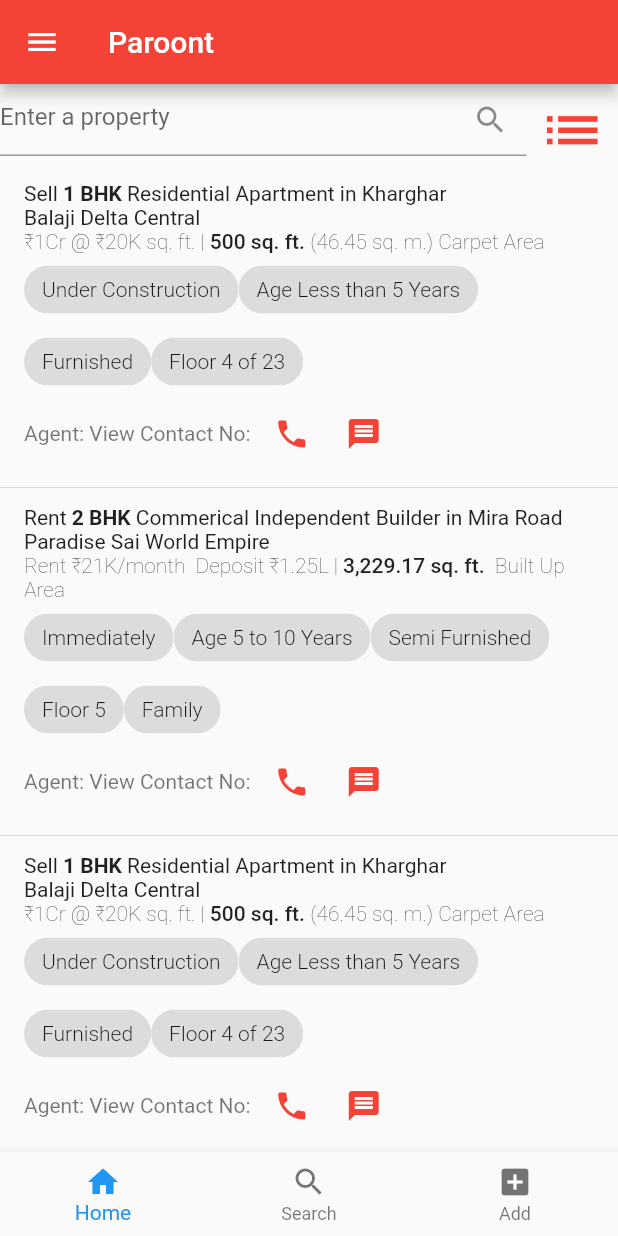
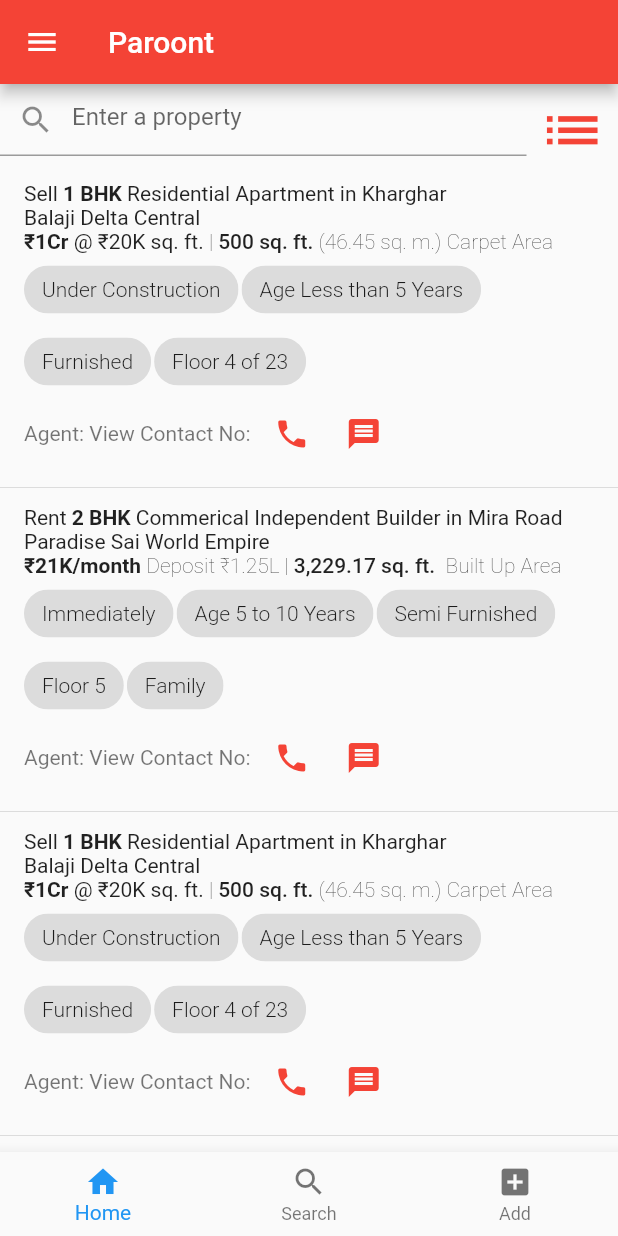
Before and after one commit to paroont/paroont-realty-mobile, a Flutter app: the screen it shows after launch, on a phone screen of 412 x 824 dp. Run offline on Flutter 3.47's test engine with Material 2 defaults, Android fonts, the phone set to English and light mode, and no system bars; generated files the repository leaves out were written again.

Commit message:
property area in sq feet and mt

```diff
--- a/lib/screen/property/search.dart
+++ b/lib/screen/property/search.dart
@@ -22,8 +22,9 @@ class _PropertySearchFormState extends State<PropertySearchForm> {
           Expanded(
             child: TextFormField(
               decoration: InputDecoration(
-                  hintText: 'Enter a property', suffixIcon: Icon(Icons.search)),
-              autocorrect: true,
+                  hintText: 'Enter a property', prefixIcon: Icon(Icons.search)),
+              readOnly: true,
+              //onTap: ,
             ),
           ),
           IconButton(
@@ -127,41 +128,53 @@ class _PropertySearchResultScreenState
         children: [
           RichText(
             text: TextSpan(
-              text:
-                  '${notNullStr(Rdm().propertyTransactionTypeValue(p.transactionTypeId))} ',
               style: DefaultTextStyle.of(context).style,
               children: <TextSpan>[
+                TextSpan(
+                  text:
+                      '${notNullStr(Rdm().propertyTransactionTypeValue(p.transactionTypeId))} ',
+                ),
                 TextSpan(
                     text:
                         '${notNullStr(Rdm().propertyConfigTypeValue(p.configurationId))} ',
                     style: TextStyle(fontWeight: FontWeight.bold)),
                 TextSpan(
                     text:
-                        '${notNullStr(Rdm().propertyTypeGroupsValue(p.propertyTypeId))} '
-                        '${notNullStr(Rdm().propertyTypeValue(p.propertyTypeGroupId))} '
-                        'in ${notNullStr(p.cityName)} '),
+                        '${notNullStr(Rdm().propertyTypeGroupsValue(p.propertyTypeId))} '),
+                TextSpan(
+                    text:
+                        '${notNullStr(Rdm().propertyTypeValue(p.propertyTypeGroupId))} '),
+                TextSpan(text: 'in ${notNullStr(p.cityName)} '),
               ],
             ),
           ),
           RichText(
-            text: TextSpan(
-                text: '',
-                style: DefaultTextStyle.of(context).style,
-                children: [
-                  TextSpan(
-                      text: '${buildingTitle(p)}',
-                      style: TextStyle(fontWeight: FontWeight.w400)),
-                ]),
+            text:
+                TextSpan(style: DefaultTextStyle.of(context).style, children: [
+              TextSpan(
+                  text: '${buildingTitle(p)}',
+                  style: TextStyle(fontWeight: FontWeight.w400)),
+            ]),
           ),
-          // Text('${buildingTitle(p)}'),
           RichText(
             text: TextSpan(
-              text: '',
               style: DefaultTextStyle.of(context).style,
               children: <TextSpan>[
                 TextSpan(
-                    text: '${propertyPrice(p)} | ',
+                  text: '${propertyBuyAmount(p)}',
+                  style: TextStyle(fontWeight: FontWeight.bold),
+                ),
+                TextSpan(
+                  text: '${propertyBuyUnitAmount(p)}',
+                ),
+                TextSpan(
+                    text: '${propertyRentAmount(p)}',
+                    style: TextStyle(fontWeight: FontWeight.bold)),
+                TextSpan(
+                    text: '${propertyRentDepositAmount(p)}',
                     style: TextStyle(fontWeight: FontWeight.w200)),
+                TextSpan(
+                    text: '| ', style: TextStyle(fontWeight: FontWeight.w200)),
                 TextSpan(
                   text: '${propertyArea(p, 1)} ',
                   style: TextStyle(fontWeight: FontWeight.w500),
@@ -179,6 +192,7 @@ class _PropertySearchResultScreenState
           ),
           Wrap(
             children: _buildOutlines(context, p),
+            spacing: 2,
           ),
         ],
       ),
@@ -234,6 +248,9 @@ class _PropertySearchResultScreenState
   }
 }
 
+// oLD Code
+
+
 class PropertySearchDetailScreen extends StatelessWidget {
   final PropertyDetail propertyDetail;
 
--- a/lib/util/property_util.dart
+++ b/lib/util/property_util.dart
@@ -36,18 +36,18 @@ String propertyArea(PropertyDetail p, int type) {
   }
 
   if (area > 0 && unitId > 0) {
-    if (type == 1) // Sq Ft.
-    {
+    if (type == 1) {
+      /*Sq Ft. */
       areaStr =
           '${areaFormat.format(toSqFt(area, unitId))} ${Rdm().propertyAreaUnitTypeValue(ARD_PROPERTY_AREA_UNIT_KEY_SQ_FT)}';
-    } else if (type == 2) // Sq Mt.
-    {
+    } else if (type == 2) {
+      // Sq Mt.
       if (p.transactionTypeId == ARD_PROPERTY_TRANSACTION_TYPE_KEY_SELL) {
         areaStr =
             '(${areaFormat.format(toSqMt(area, unitId))} ${Rdm().propertyAreaUnitTypeValue(ARD_PROPERTY_AREA_UNIT_KEY_SQ_MT)})';
       }
-    } else if (type == 3) // Type.
-    {
+    } else if (type == 3) {
+      // Type.
       areaStr = '${Rdm().propertyAreaTypeValue(areaTypeId)}';
     }
   }
@@ -56,18 +56,32 @@ String propertyArea(PropertyDetail p, int type) {
   return areaStr;
 }
 
-String propertyPrice(PropertyDetail p) {
-  String priceStr = '';
+NumberFormat propertyPriceFormat() {
   NumberFormat priceFormat = NumberFormat.compactCurrency(
       locale: 'en_IN', symbol: '\u20B9', decimalDigits: 2);
   priceFormat.minimumFractionDigits = 0;
+  return priceFormat;
+}
+
+String propertyBuyAmount(PropertyDetail p) {
+  String priceStr = '';
+  if (p.transactionTypeId == ARD_PROPERTY_TRANSACTION_TYPE_KEY_SELL) {
+    double price = p.expectedAmount;
+    if (price > 0) {
+      priceStr = '${propertyPriceFormat().format(price)}';
+    }
+  }
+  return priceStr;
+}
+
+String propertyBuyUnitAmount(PropertyDetail p) {
+  String priceStr = '';
 
   if (p.transactionTypeId == ARD_PROPERTY_TRANSACTION_TYPE_KEY_SELL) {
     double price = p.expectedAmount;
     double area = 0;
     int unitId = 0;
     if (price > 0) {
-      priceStr = '${priceFormat.format(price)}';
       if (p.carpetArea > 0) {
         area = p.carpetArea;
         unitId = p.carpetAreaUnitId;
@@ -80,33 +94,34 @@ String propertyPrice(PropertyDetail p) {
       }
       if (area > 0 && unitId > 0) {
         priceStr =
-            '$priceStr @ ${priceFormat.format(price / area)} ${Rdm().propertyAreaUnitTypeValue(unitId)}';
+            ' @ ${propertyPriceFormat().format(price / area)} ${Rdm().propertyAreaUnitTypeValue(unitId)} ';
       }
     }
-  } else {
-    double rent = p.expectedRentAmount;
-    double deposit = p.expectedDepositAmount;
-    if (rent > 0) {
-      priceStr = 'Rent ${priceFormat.format(rent)}/month ';
-    }
-    if (deposit > 0) {
-      priceStr = '$priceStr Deposit ${priceFormat.format(deposit)}';
-    }
   }
-//Rs. 2.1 Cr @ Rs.30,000/ sq. ft. | 788 sq. ft. (63.92 sq.m.) Carpet Area
   return priceStr;
 }
 
-String _propertyAreaPrice(double price, double area, int areaUnitId,
-    int areaUnitType, NumberFormat priceFormat, NumberFormat areaFormat) {
-  String areaPrice = '@ ${priceFormat.format(price / area)}/';
-  String areaUnitTitle = Rdm().propertyAreaUnitTypeValue(areaUnitId);
+String propertyRentAmount(PropertyDetail p) {
+  String priceStr = '';
+  if (p.transactionTypeId != ARD_PROPERTY_TRANSACTION_TYPE_KEY_SELL) {
+    double rent = p.expectedRentAmount;
+    if (rent > 0) {
+      priceStr = '${propertyPriceFormat().format(rent)}/month ';
+    }
+  }
+  return priceStr;
+}
 
-  areaPrice = '$areaPrice $areaUnitTitle';
-  areaPrice =
-      '$areaPrice | ${areaFormat.format(toSqFt(area, areaUnitId))} ${Rdm().propertyAreaUnitTypeValue(ARD_PROPERTY_AREA_UNIT_KEY_SQ_FT)} '
-      '(${areaFormat.format(toSqMt(area, areaUnitId))} ${Rdm().propertyAreaUnitTypeValue(ARD_PROPERTY_AREA_UNIT_KEY_SQ_MT)}) Area';
-  return areaPrice;
+String propertyRentDepositAmount(PropertyDetail p) {
+  String priceStr = '';
+  if (p.transactionTypeId != ARD_PROPERTY_TRANSACTION_TYPE_KEY_SELL) {
+    double deposit = p.expectedDepositAmount;
+
+    if (deposit > 0) {
+      priceStr = 'Deposit ${propertyPriceFormat().format(deposit)} ';
+    }
+  }
+  return priceStr;
 }
 
 double toSqFt(double area, int areaUnitId) {
```
